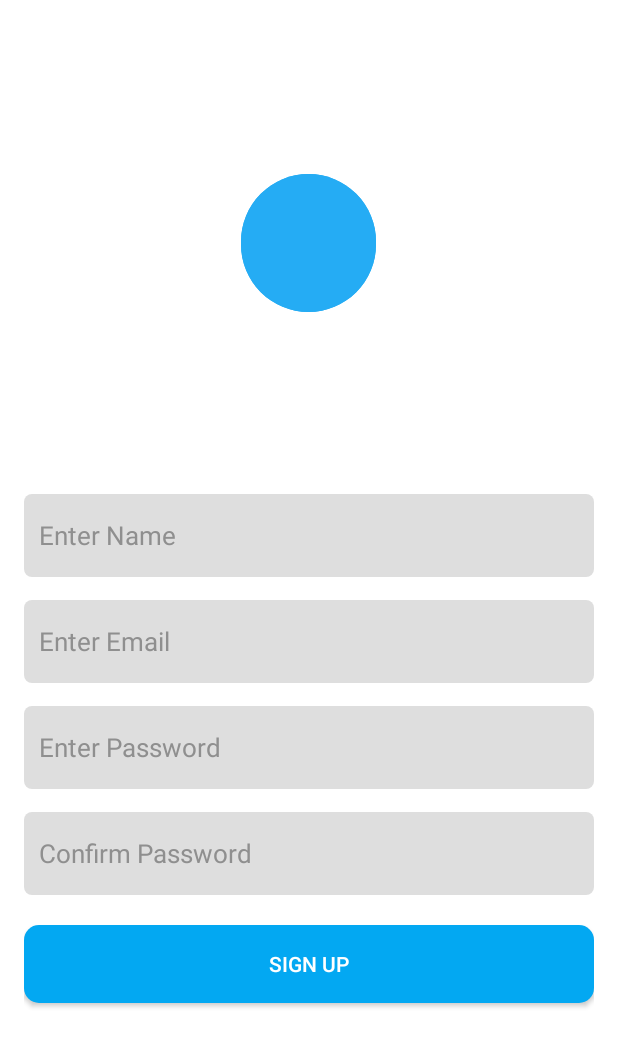
After one commit to JULZARTS/Tutorly-A-simple-social-media-app-for-studying-purposes, an Android app: the SignupActivity screen opened directly, with no data from a screen before it, on a phone screen of 412 x 824 dp. The commit adds this screen. Shown: the top 1047 px of the screen. Run offline under Robolectric (Android 15) with nearby library versions, the phone set to English and light mode, and no system bars; our stand-ins replace Firebase (no records; nobody signed in at launch, a user with empty details on screens opened directly).

Commit message:
added sign up page

```diff
--- a/app/src/main/AndroidManifest.xml
+++ b/app/src/main/AndroidManifest.xml
@@ -13,7 +13,7 @@
         android:theme="@style/Theme.Tutorly"
         tools:targetApi="31">
         <activity
-            android:name=".SignUpActivity"
+            android:name=".SignupActivity"
             android:exported="false" />
         <activity
             android:name=".ProfileActivity"
--- /dev/null
+++ b/app/src/main/java/com/example/Tutorly/SignupActivity.java
@@ -0,0 +1,109 @@
+package com.example.Tutorly;
+
+import android.content.Intent;
+import android.graphics.Color;
+import android.graphics.drawable.Drawable;
+import android.graphics.drawable.GradientDrawable;
+import android.os.Bundle;
+import android.text.TextUtils;
+import android.util.Patterns;
+import android.view.View;
+import android.widget.Button;
+import android.widget.EditText;
+import android.widget.TextView;
+import android.widget.Toast;
+
+import androidx.activity.EdgeToEdge;
+import androidx.annotation.NonNull;
+import androidx.appcompat.app.AppCompatActivity;
+import androidx.core.graphics.Insets;
+import androidx.core.view.ViewCompat;
+import androidx.core.view.WindowInsetsCompat;
+
+import com.google.android.gms.tasks.OnCompleteListener;
+import com.google.android.gms.tasks.Task;
+import com.google.firebase.auth.AuthResult;
+import com.google.firebase.auth.FirebaseAuth;
+
+public class SignupActivity extends AppCompatActivity {
+
+    EditText email, pass, confirmpass;
+    Button btnSignup;
+    FirebaseAuth auth;
+    TextView txt1;
+    Drawable bg, bg2;
+    GradientDrawable gradientDrawable, gradientDrawable2;
+
+    @Override
+    protected void onCreate(Bundle savedInstanceState) {
+        super.onCreate(savedInstanceState);
+        setContentView(R.layout.activity_sign_up);
+
+        email = findViewById(R.id.email);
+        pass = findViewById(R.id.password);
+        confirmpass = findViewById(R.id.confirm_password);
+        btnSignup = findViewById(R.id.signupbtn);
+        auth = FirebaseAuth.getInstance();
+        txt1 = findViewById(R.id.Text1);
+
+        //backgroundssss
+        bg = pass.getBackground();
+        bg2 = confirmpass.getBackground();
+        gradientDrawable = (GradientDrawable) bg;
+        gradientDrawable2 = (GradientDrawable) bg2;
+
+        btnSignup.setOnClickListener(new View.OnClickListener() {
+            @Override
+            public void onClick(View view) {
+                String user_email = email.getText().toString().trim();
+                String user_pass = pass.getText().toString().trim();
+                String user_confirmpass = confirmpass.getText().toString().trim();
+
+                if (TextUtils.isEmpty(user_email)) {
+                    email.setError("Email cannot be empty!");
+                } else if (!Patterns.EMAIL_ADDRESS.matcher(user_email).matches()) {
+                    email.setError("Please enter a valid email!");
+                } else if (TextUtils.isEmpty(user_pass)) {
+                    pass.setError("Password cannot be empty!");
+                } else if (user_pass.length() < 6) {
+                    pass.setError("Password must be at least 6 characters long!");
+                } else if (!user_pass.equals(user_confirmpass)) {
+                    pass.setError("Password do not match!");
+                    confirmpass.setError("Password do not match!");
+                    gradientDrawable.setStroke(5, Color.rgb(219, 40, 0));
+                    gradientDrawable2.setStroke(5, Color.rgb(219, 40, 0));
+                    gradientDrawable.setColor(Color.argb(70, 219, 40, 0));
+                    gradientDrawable2.setColor(Color.argb(70, 219, 40, 0));
+
+                } else {
+
+
+                    auth.createUserWithEmailAndPassword(user_email, user_pass)
+                            .addOnCompleteListener(new OnCompleteListener<AuthResult>() {
+                                @Override
+                                public void onComplete(@NonNull Task<AuthResult> task) {
+                                    if (task.isSuccessful()) {
+                                        Toast.makeText(SignupActivity.this, "Signup successful", Toast.LENGTH_SHORT).show();
+                                        Intent intent = new Intent(SignupActivity.this, MainActivity.class);
+                                        startActivity(intent);
+                                    } else {
+                                        Toast.makeText(SignupActivity.this, "Error creating account: " + task.getException().getMessage(), Toast.LENGTH_SHORT).show();
+                                    }
+                                }
+                            });
+                }
+            }
+        });
+
+        txt1.setOnClickListener(new View.OnClickListener() {
+            @Override
+            public void onClick(View view) {
+                Intent i = new Intent(SignupActivity.this, MainActivity.class);
+                startActivity(i);
+            }
+
+
+        });
+
+    }
+}
--- a/app/src/main/res/layout/activity_sign_up.xml
+++ b/app/src/main/res/layout/activity_sign_up.xml
@@ -1,10 +1,130 @@
 <?xml version="1.0" encoding="utf-8"?>
-<androidx.constraintlayout.widget.ConstraintLayout xmlns:android="http://schemas.android.com/apk/res/android"
-    xmlns:app="http://schemas.android.com/apk/res-auto"
-    xmlns:tools="http://schemas.android.com/tools"
-    android:id="@+id/main"
+<FrameLayout xmlns:android="http://schemas.android.com/apk/res/android"
     android:layout_width="match_parent"
     android:layout_height="match_parent"
-    tools:context=".SignUpActivity">
+    xmlns:app="http://schemas.android.com/apk/res-auto"
+    android:gravity="center"
+    android:id="@+id/main"
+    android:background="@color/white"
+    android:orientation="vertical">
 
-</androidx.constraintlayout.widget.ConstraintLayout>
+    <LinearLayout
+        android:layout_gravity="center"
+        android:layout_width="500dp"
+        android:layout_height="600dp"
+        android:orientation="vertical">
+
+        <Button
+            android:layout_gravity="center"
+            android:layout_width="wrap_content"
+            android:layout_height="wrap_content"
+            android:height="100dp"
+            android:width="90dp"
+            android:backgroundTint="#25ACF4" />
+
+        <LinearLayout
+            android:layout_marginTop="80dp"
+            android:orientation="vertical"
+            android:layout_gravity="center"
+            android:layout_width="wrap_content"
+            android:layout_height="wrap_content">
+
+            <TextView
+                android:layout_width="380dp"
+                android:layout_height="wrap_content"
+                android:layout_marginBottom="10dp"
+                android:gravity="start"
+                android:paddingLeft="10dp"
+                android:text="Create an account"
+                android:textColor="@color/white"
+                android:textStyle="bold"
+                android:textSize="20sp" />
+
+            <EditText
+                android:id="@+id/name"
+                android:layout_gravity="center"
+                android:layout_width="wrap_content"
+                android:layout_height="wrap_content"
+                android:hint="Enter Name"
+                android:textColorHint="#8F8F8F"
+                android:gravity="center_vertical"
+                android:background="@drawable/rounded_edittext2"
+                android:textColor="@color/darkgray"
+                android:height="55dp"
+                android:width="380dp"
+                android:paddingLeft="10dp"
+                android:textSize="17dp" />
+
+            <EditText
+                android:id="@+id/email"
+                android:layout_marginTop="15dp"
+                android:layout_gravity="center"
+                android:layout_width="wrap_content"
+                android:layout_height="wrap_content"
+                android:hint="Enter Email"
+                android:textColorHint="#8F8F8F"
+                android:gravity="center_vertical"
+                android:background="@drawable/rounded_edittext2"
+                android:textColor="@color/darkgray"
+                android:height="55dp"
+                android:width="380dp"
+                android:paddingLeft="10dp"
+                android:textSize="17dp" />
+
+            <EditText
+                android:id="@+id/password"
+                android:layout_marginTop="15dp"
+                android:layout_gravity="center"
+                android:layout_width="wrap_content"
+                android:layout_height="wrap_content"
+                android:hint="Enter Password"
+                android:textColorHint="#8F8F8F"
+                android:gravity="center_vertical"
+                android:background="@drawable/rounded_edittext2"
+                android:textColor="@color/darkgray"
+                android:height="55dp"
+                android:width="380dp"
+                android:paddingLeft="10dp"
+                android:textSize="17dp" />
+
+            <EditText
+                android:id="@+id/confirm_password"
+                android:layout_marginTop="15dp"
+                android:layout_gravity="center"
+                android:layout_width="wrap_content"
+                android:layout_height="wrap_content"
+                android:hint="Confirm Password"
+                android:textColorHint="#8F8F8F"
+                android:gravity="center_vertical"
+                android:background="@drawable/rounded_edittext2"
+                android:textColor="@color/darkgray"
+                android:height="55dp"
+                android:width="380dp"
+                android:paddingLeft="10dp"
+                android:textSize="17dp" />
+
+            <android.widget.Button
+                android:layout_marginBottom="10dp"
+                android:layout_marginTop="20dp"
+                android:layout_gravity="center"
+                android:id="@+id/signupbtn"
+                android:layout_width="380dp"
+                android:layout_height="52dp"
+                android:text="Sign Up"
+                android:textColor="@color/white"
+                android:background="@drawable/login" />
+
+            <TextView
+                android:id="@+id/Text1"
+                android:textColor="@color/white"
+                android:layout_width="wrap_content"
+                android:layout_height="wrap_content"
+                android:text="Already have an account? Click here"
+                android:layout_gravity="center"
+                android:layout_marginTop="15dp"
+                android:textSize="14sp"
+                android:textStyle="bold|normal"
+                android:layout_marginBottom="250dp" />
+        </LinearLayout>
+    </LinearLayout>
+</FrameLayout>
--- a/app/src/main/res/values/strings.xml
+++ b/app/src/main/res/values/strings.xml
@@ -2,4 +2,5 @@
     <string name="app_name">Tutorly</string>
     <string name="log_in_with_google">Log In with Google</string>
     <string name="default_web_client_id">57750485249-iba1h1li99vnq2l58kmvjrcahile29ho.apps.googleusercontent.com</string>
+    <string name="no_account_yet_click_here">No Account yet? Click here</string>
 </resources>
```
Also changed, not shown: app/src/main/java/com/example/Tutorly/MainActivity.java (+15 -1 lines), app/src/main/java/com/example/Tutorly/SignUpActivity.java (deleted, +0 -24 lines), app/src/main/res/layout/activity_main.xml (+16 -1 lines).
